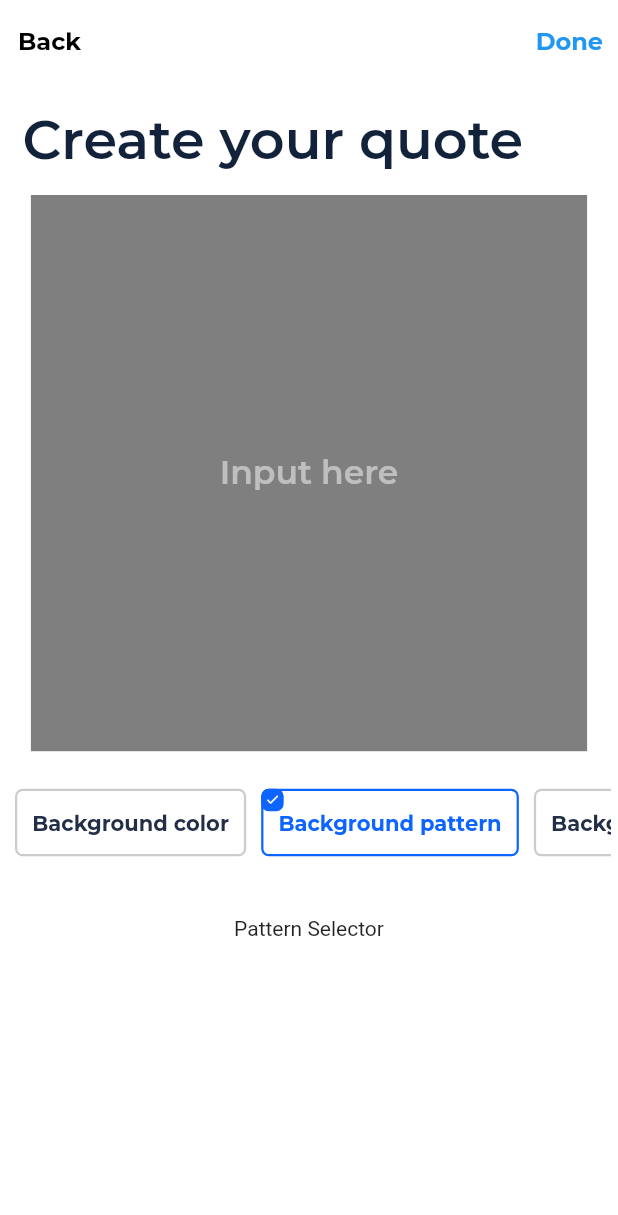
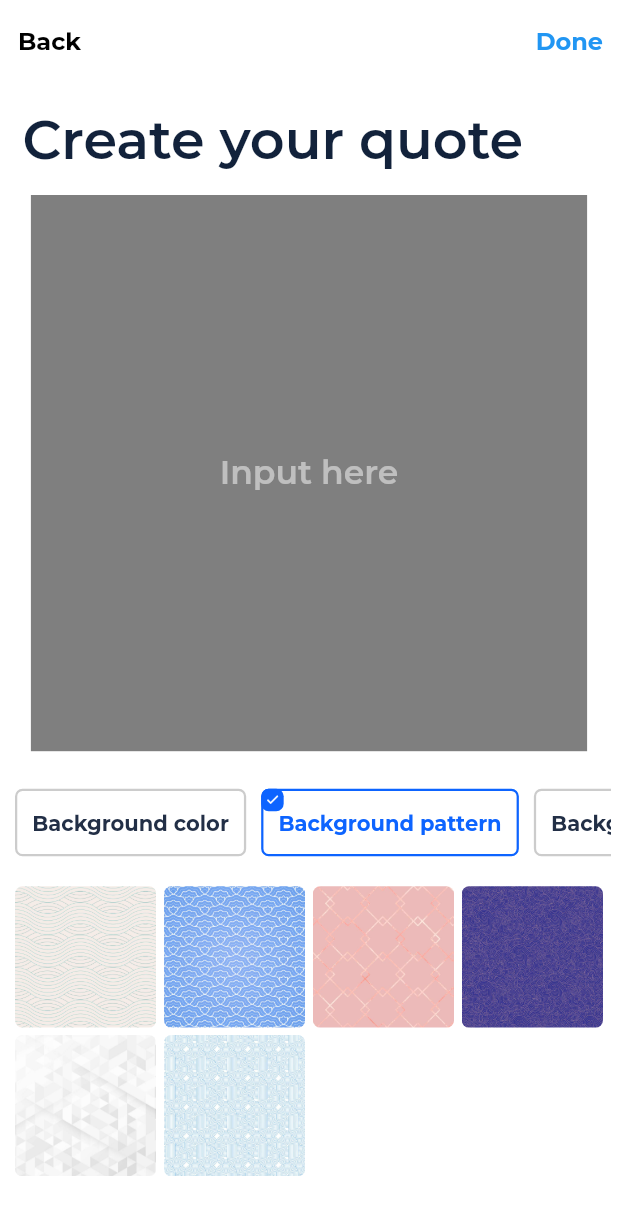
Before and after one commit to nanashi1111/quoter, a Flutter app: the EditorScreen screen opened directly with empty values, after a tap on "Background pattern", on a phone screen of 412 x 824 dp. Shown: the top 1215 px of the screen. Run offline on Flutter 3.47's test engine with Material 2 defaults, Android fonts, the phone set to English and light mode, and no system bars; our stand-ins replace bloc, dio, equatable, flutter_bloc, flutter_colorpicker, flutter_svg and 4 more; generated files the repository leaves out were written again; network calls fail.

Commit message:
change background pattern and font family

```diff
--- a/quoter/lib/common/colors.dart
+++ b/quoter/lib/common/colors.dart
@@ -2,6 +2,7 @@
 import 'dart:ui';
 
 import 'package:flutter/material.dart';
+import 'package:google_fonts/google_fonts.dart';
 
 const Color tabBarColor = Color.fromRGBO(13, 29, 49, 1.0);
 const Color appBarColor = Colors.white;
@@ -30,6 +31,24 @@ List<Color> textColors = List.of([
   HexColor("#CD6688"),
 ]);
 
+List<TextStyle> textStyles = List.of([
+  GoogleFonts.montserrat(fontWeight: FontWeight.w600),
+  GoogleFonts.bonheurRoyale(fontWeight: FontWeight.w600),
+  GoogleFonts.indieFlower(fontWeight: FontWeight.w600),
+  GoogleFonts.permanentMarker(fontWeight: FontWeight.w600),
+  GoogleFonts.lato(fontWeight: FontWeight.w600),
+  GoogleFonts.notoSans(fontWeight: FontWeight.w600),
+  GoogleFonts.ubuntu(fontWeight: FontWeight.w600),
+  GoogleFonts.eduSaBeginner(fontWeight: FontWeight.w600),
+  GoogleFonts.quicksand(fontWeight: FontWeight.w600),
+  GoogleFonts.dancingScript(fontWeight: FontWeight.w600),
+  GoogleFonts.rajdhani(fontWeight: FontWeight.w600),
+  GoogleFonts.vesperLibre(fontWeight: FontWeight.w600),
+  GoogleFonts.caveat(fontWeight: FontWeight.w600),
+  GoogleFonts.abrilFatface(fontWeight: FontWeight.w600),
+  GoogleFonts.shadowsIntoLight(fontWeight: FontWeight.w600),
+]);
+
 
 class HexColor extends Color {
   static int _getColorFromHex(String hexColor) {
--- a/quoter/lib/models/quote_editor.dart
+++ b/quoter/lib/models/quote_editor.dart
@@ -1,15 +1,17 @@
-import 'dart:ui';
 
 import 'package:equatable/equatable.dart';
 import 'package:flutter/material.dart';
+
+import '../common/colors.dart';
 
 class QuoteEditor extends Equatable {
   String content = "";
   Color textColor = Colors.white;
   int backgroundPatternPos = 1;
   Color backgroundColor = Colors.black.withOpacity(0.5);
+  TextStyle textStyle = textStyles.first;
 
-  QuoteEditor copy({String? content, Color? textColor, int? backgroundPatternPos, Color? backgroundColor}) {
+  QuoteEditor copy({String? content, Color? textColor, int? backgroundPatternPos, Color? backgroundColor, TextStyle? textStyle}) {
     QuoteEditor result = QuoteEditor();
     if (content != null) {
       result.content = content;
@@ -23,9 +25,12 @@ class QuoteEditor extends Equatable {
     if (backgroundColor != null) {
       result.backgroundColor = backgroundColor;
     }
+    if (textStyle != null) {
+      result.textStyle = textStyle;
+    }
     return result;
   }
 
   @override
-  List<Object?> get props => [content, textColor, backgroundPatternPos, backgroundColor];
+  List<Object?> get props => [content, textColor, backgroundPatternPos, backgroundColor, textStyle];
 }
--- a/quoter/lib/screen/editor/blocs/editor_event.dart
+++ b/quoter/lib/screen/editor/blocs/editor_event.dart
@@ -1,4 +1,5 @@
 part of 'editor_bloc.dart';
+
 
 abstract class EditorEvent extends Equatable {
   const EditorEvent();
@@ -24,6 +25,14 @@ class ChangeTextEvent extends EditorEvent {
 
 }
 
+class ChangePatternEvent extends EditorEvent {
+  int position;
+  ChangePatternEvent({required this.position});
+
+  @override
+  List<Object?> get props => [position];
+}
+
 class ChangeTextColorEvent extends EditorEvent {
   Color color;
 
@@ -41,3 +50,13 @@ class ChangeBackgroundColorEvent extends EditorEvent {
   @override
   List<Object?> get props => [color];
 }
+
+class ChangeFontEvent extends EditorEvent {
+
+  var textStyle = GoogleFonts.montserrat(fontWeight: FontWeight.w600);
+
+  ChangeFontEvent({required this.textStyle});
+
+  @override
+  List<Object?> get props => [textStyle];
+}
--- a/quoter/lib/screen/editor/components/editor_preview.dart
+++ b/quoter/lib/screen/editor/components/editor_preview.dart
@@ -1,4 +1,3 @@
-
 import 'package:flutter/material.dart';
 import 'package:flutter_bloc/flutter_bloc.dart';
 import 'package:google_fonts/google_fonts.dart';
@@ -28,11 +27,7 @@ class EditorPreview extends StatelessWidget {
           height: size,
           padding: const EdgeInsets.all(20),
           child: TextField(
-            style: GoogleFonts.montserrat(
-              color: quoteEditor.textColor,
-              fontWeight: FontWeight.w600,
-              fontSize: 22,
-            ),
+            style: quoteEditor.textStyle.copyWith(color: quoteEditor.textColor, fontSize: 22, fontWeight: FontWeight.w600),
             textAlign: TextAlign.center,
             textAlignVertical: TextAlignVertical.center,
             keyboardType: TextInputType.multiline,
--- a/quoter/lib/screen/editor/components/pattern_selector.dart
+++ b/quoter/lib/screen/editor/components/pattern_selector.dart
@@ -1,10 +1,52 @@
 import 'package:flutter/material.dart';
+import 'package:flutter_bloc/flutter_bloc.dart';
+import 'package:quoter/screen/editor/blocs/editor_bloc.dart';
+
+const int COLUMNS = 4;
+const double BORDER_RADIUS = 10;
 
 class PatternSelector extends StatelessWidget {
   const PatternSelector({super.key});
 
   @override
   Widget build(BuildContext context) {
-    return const Center(child: Padding(padding: EdgeInsets.all(20), child: Text("Pattern Selector"),));
+    return Container(
+      padding: const EdgeInsets.only(left: 10, right: 10),
+      child: GridView.builder(
+        gridDelegate: const SliverGridDelegateWithFixedCrossAxisCount(crossAxisCount: COLUMNS, mainAxisSpacing: 5, crossAxisSpacing: 5),
+        itemBuilder: (context, pos) {
+          return PatternItem(
+            position: 1 + pos,
+          );
+        },
+        shrinkWrap: true,
+        itemCount: 6,
+        physics: const ClampingScrollPhysics(),
+      ),
+    );
   }
 }
+
+class PatternItem extends StatelessWidget {
+  int position;
+
+  PatternItem({required this.position});
+
+  @override
+  Widget build(BuildContext context) {
+    return InkWell(
+      child: ClipRRect(
+        borderRadius: BorderRadius.circular(5),
+        child: Image(
+          image: AssetImage(
+            "assets/images/pattern_${position}.jpg",
+          ),
+          fit: BoxFit.cover,
+        ),
+      ),
+      onTap: (){
+        context.read<EditorBloc>().add(ChangePatternEvent(position: position));
+      },
+    );
+  }
+}
```
Also changed, not shown: quoter/lib/screen/editor/blocs/editor_bloc.dart (+35 -5 lines), quoter/lib/screen/editor/components/font_selector.dart (+42 -1 lines).
